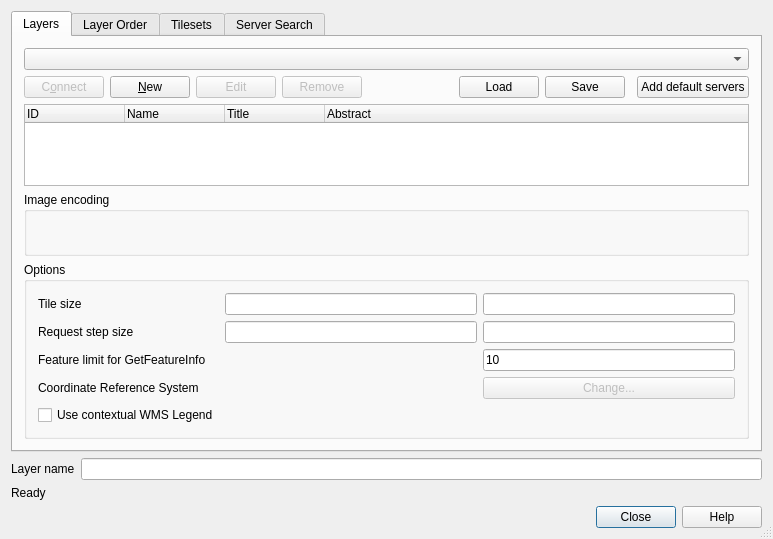
First picture: the form in src/ui/qgswmssourceselectbase.ui, repository carsmie/QGIS, before the edit.
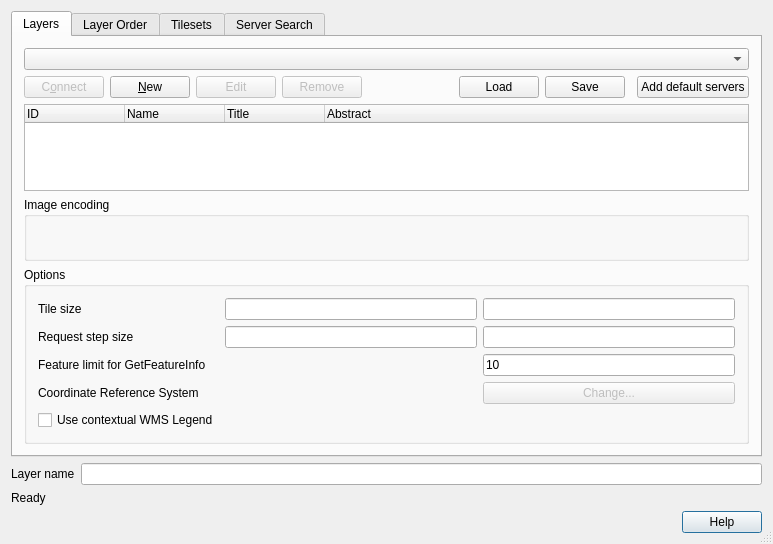
Second picture: the form after the edit. Icons and pictures are not drawn.

Commit message:
Move the buttons and connections into the base class
This was a small refactoring to homogenize the
dialogs buttons and add an Ok/Add button bar.

Patch:
```diff
--- a/src/ui/qgswmssourceselectbase.ui
+++ b/src/ui/qgswmssourceselectbase.ui
@@ -7,7 +7,7 @@
     <x>0</x>
     <y>0</y>
     <width>773</width>
-    <height>539</height>
+    <height>544</height>
    </rect>
   </property>
   <property name="windowTitle">
@@ -27,7 +27,7 @@
    <item row="3" column="0">
     <widget class="QDialogButtonBox" name="buttonBox">
      <property name="standardButtons">
-      <set>QDialogButtonBox::Close|QDialogButtonBox::Help</set>
+      <set>QDialogButtonBox::Help</set>
      </property>
     </widget>
    </item>
```
The commit also changes 32 other files.
